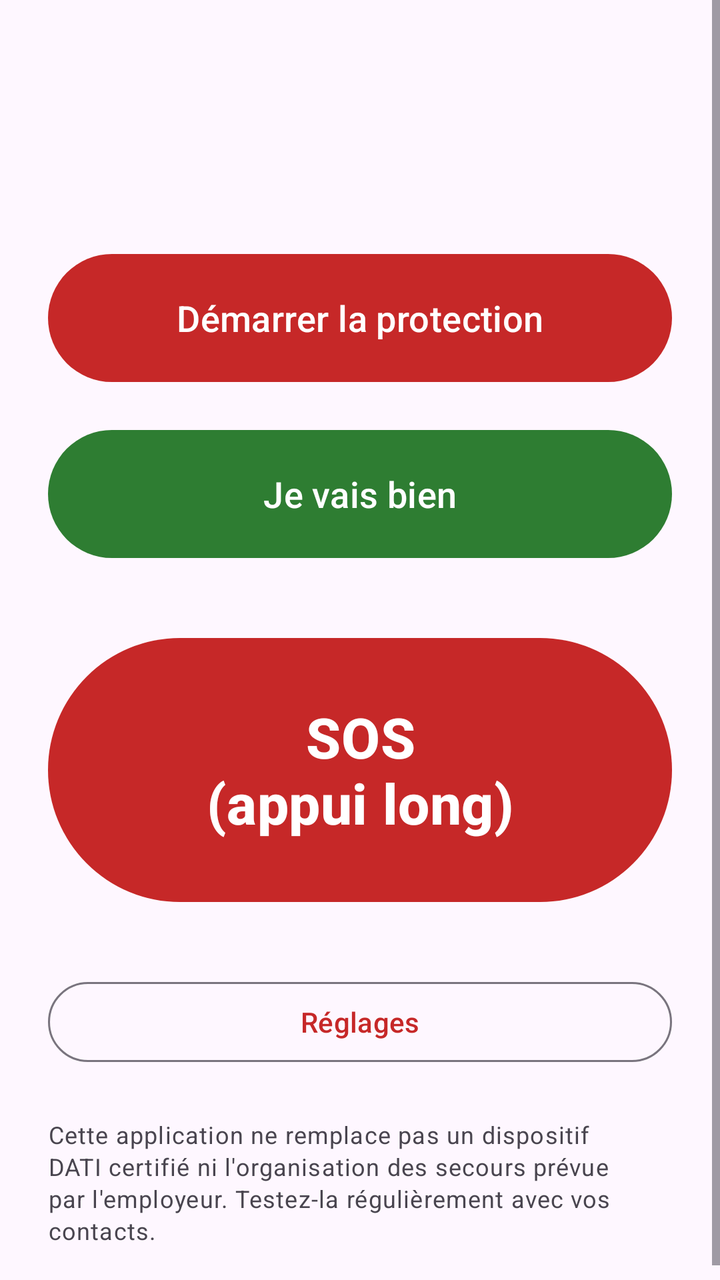
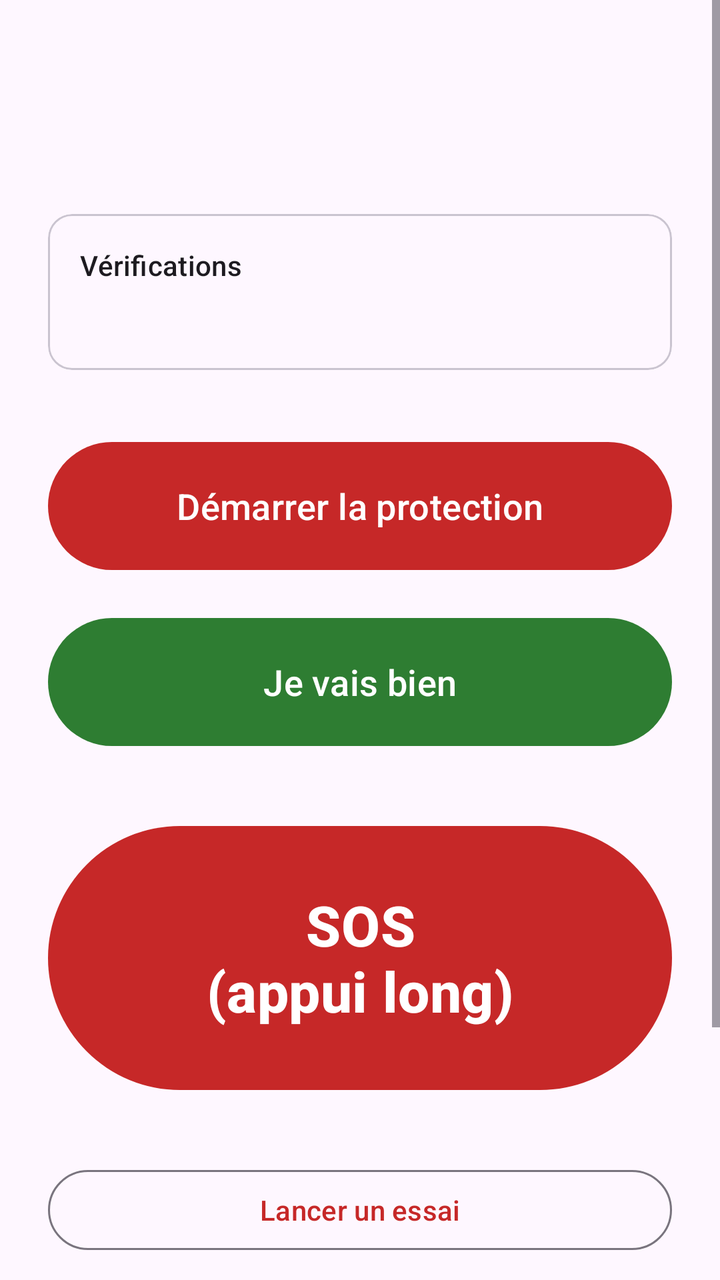

The first picture is an Android layout as it rendered before a commit; the second is the same layout after the commit. The layout source and the unified diff follow.
<!-- AndroidManifest.xml: application theme Theme.Dati -->
<!-- res/layout/activity_main.xml -->
<?xml version="1.0" encoding="utf-8"?>
<ScrollView xmlns:android="http://schemas.android.com/apk/res/android"
    xmlns:app="http://schemas.android.com/apk/res-auto"
    android:layout_width="match_parent"
    android:layout_height="match_parent">

    <LinearLayout
        android:layout_width="match_parent"
        android:layout_height="wrap_content"
        android:orientation="vertical"
        android:padding="24dp">

        <TextView
            android:id="@+id/statusText"
            android:layout_width="match_parent"
            android:layout_height="wrap_content"
            android:gravity="center"
            android:textAppearance="?attr/textAppearanceHeadlineMedium"
            android:textStyle="bold" />

        <TextView
            android:id="@+id/detailText"
            android:layout_width="match_parent"
            android:layout_height="wrap_content"
            android:layout_marginTop="8dp"
            android:gravity="center"
            android:textAppearance="?attr/textAppearanceBodyLarge" />

        <TextView
            android:id="@+id/contactsWarning"
            android:layout_width="match_parent"
            android:layout_height="wrap_content"
            android:layout_marginTop="16dp"
            android:gravity="center"
            android:text="@string/contacts_warning"
            android:textColor="@color/dati_red"
            android:visibility="gone" />

        <com.google.android.material.button.MaterialButton
            android:id="@+id/toggleButton"
            android:layout_width="match_parent"
            android:layout_height="72dp"
            android:layout_marginTop="32dp"
            android:text="@string/start_monitoring"
            android:textSize="18sp" />

        <com.google.android.material.button.MaterialButton
            android:id="@+id/okButton"
            android:layout_width="match_parent"
            android:layout_height="72dp"
            android:layout_marginTop="16dp"
            android:text="@string/im_ok"
            android:textColor="@color/white"
            android:textSize="18sp"
            app:backgroundTint="@color/dati_green" />

        <com.google.android.material.button.MaterialButton
            android:id="@+id/sosButton"
            android:layout_width="match_parent"
            android:layout_height="140dp"
            android:layout_marginTop="32dp"
            android:text="@string/sos"
            android:textColor="@color/white"
            android:textSize="28sp"
            android:textStyle="bold"
            app:backgroundTint="@color/dati_red" />

        <com.google.android.material.button.MaterialButton
            android:id="@+id/settingsButton"
            style="?attr/materialButtonOutlinedStyle"
            android:layout_width="match_parent"
            android:layout_height="wrap_content"
            android:layout_marginTop="32dp"
            android:text="@string/settings" />

        <TextView
            android:layout_width="match_parent"
            android:layout_height="wrap_content"
            android:layout_marginTop="24dp"
            android:text="@string/disclaimer"
            android:textAppearance="?attr/textAppearanceBodySmall" />
    </LinearLayout>
</ScrollView>
<!-- resources referenced by this layout -->
<resources>
  <color name="dati_green">#2E7D32</color>
  <color name="dati_red">#C62828</color>
  <color name="white">#FFFFFF</color>
  <string name="contacts_warning">Aucun contact d\'urgence configuré : ouvrez les réglages.</string>
  <string name="disclaimer">Cette application ne remplace pas un dispositif DATI certifié ni l\'organisation des secours prévue par l\'employeur. Testez-la régulièrement avec vos contacts.</string>
  <string name="im_ok">Je vais bien</string>
  <string name="settings">Réglages</string>
  <string name="sos">SOS\n(appui long)</string>
  <string name="start_monitoring">Démarrer la protection</string>
  <style name="Theme.Dati" parent="Theme.Material3.DayNight">
          <item name="colorPrimary">@color/dati_red</item>
          <item name="colorOnPrimary">@color/white</item>
      </style>
</resources>

<!-- the commit's change to res/layout/activity_main.xml (unified diff, before → after) -->
@@ -36,6 +36,33 @@
             android:textColor="@color/dati_red"
             android:visibility="gone" />
 
+        <com.google.android.material.card.MaterialCardView
+            android:layout_width="match_parent"
+            android:layout_height="wrap_content"
+            android:layout_marginTop="16dp">
+
+            <LinearLayout
+                android:layout_width="match_parent"
+                android:layout_height="wrap_content"
+                android:orientation="vertical"
+                android:padding="16dp">
+
+                <TextView
+                    android:layout_width="wrap_content"
+                    android:layout_height="wrap_content"
+                    android:text="@string/checks_title"
+                    android:textAppearance="?attr/textAppearanceTitleSmall" />
+
+                <TextView
+                    android:id="@+id/checksText"
+                    android:layout_width="match_parent"
+                    android:layout_height="wrap_content"
+                    android:layout_marginTop="8dp"
+                    android:lineSpacingExtra="4dp"
+                    android:textAppearance="?attr/textAppearanceBodyMedium" />
+            </LinearLayout>
+        </com.google.android.material.card.MaterialCardView>
+
         <com.google.android.material.button.MaterialButton
             android:id="@+id/toggleButton"
             android:layout_width="match_parent"
@@ -66,12 +93,37 @@
             app:backgroundTint="@color/dati_red" />
 
         <com.google.android.material.button.MaterialButton
-            android:id="@+id/settingsButton"
+            android:id="@+id/testButton"
             style="?attr/materialButtonOutlinedStyle"
             android:layout_width="match_parent"
             android:layout_height="wrap_content"
             android:layout_marginTop="32dp"
-            android:text="@string/settings" />
+            android:text="@string/test_button" />
+
+        <LinearLayout
+            android:layout_width="match_parent"
+            android:layout_height="wrap_content"
+            android:layout_marginTop="8dp"
+            android:orientation="horizontal">
+
+            <com.google.android.material.button.MaterialButton
+                android:id="@+id/settingsButton"
+                style="?attr/materialButtonOutlinedStyle"
+                android:layout_width="0dp"
+                android:layout_height="wrap_content"
+                android:layout_marginEnd="4dp"
+                android:layout_weight="1"
+                android:text="@string/settings" />
+
+            <com.google.android.material.button.MaterialButton
+                android:id="@+id/journalButton"
+                style="?attr/materialButtonOutlinedStyle"
+                android:layout_width="0dp"
+                android:layout_height="wrap_content"
+                android:layout_marginStart="4dp"
+                android:layout_weight="1"
+                android:text="@string/journal_title" />
+        </LinearLayout>
 
         <TextView
             android:layout_width="match_parent"
<!-- resource entries referenced after the edit -->
@@ -3,12 +3,15 @@
   <color name="dati_green">#2E7D32</color>
   <color name="dati_red">#C62828</color>
   <color name="white">#FFFFFF</color>
-  <string name="contacts_warning">Aucun contact d\'urgence configuré : ouvrez les réglages.</string>
+  <string name="checks_title">Vérifications</string>
+  <string name="contacts_warning">Aucun contact d\'urgence ni serveur de supervision configuré : ouvrez les réglages.</string>
   <string name="disclaimer">Cette application ne remplace pas un dispositif DATI certifié ni l\'organisation des secours prévue par l\'employeur. Testez-la régulièrement avec vos contacts.</string>
   <string name="im_ok">Je vais bien</string>
+  <string name="journal_title">Journal</string>
   <string name="settings">Réglages</string>
   <string name="sos">SOS\n(appui long)</string>
   <string name="start_monitoring">Démarrer la protection</string>
+  <string name="test_button">Lancer un essai</string>
   <style name="Theme.Dati" parent="Theme.Material3.DayNight">
           <item name="colorPrimary">@color/dati_red</item>
           <item name="colorOnPrimary">@color/white</item>
